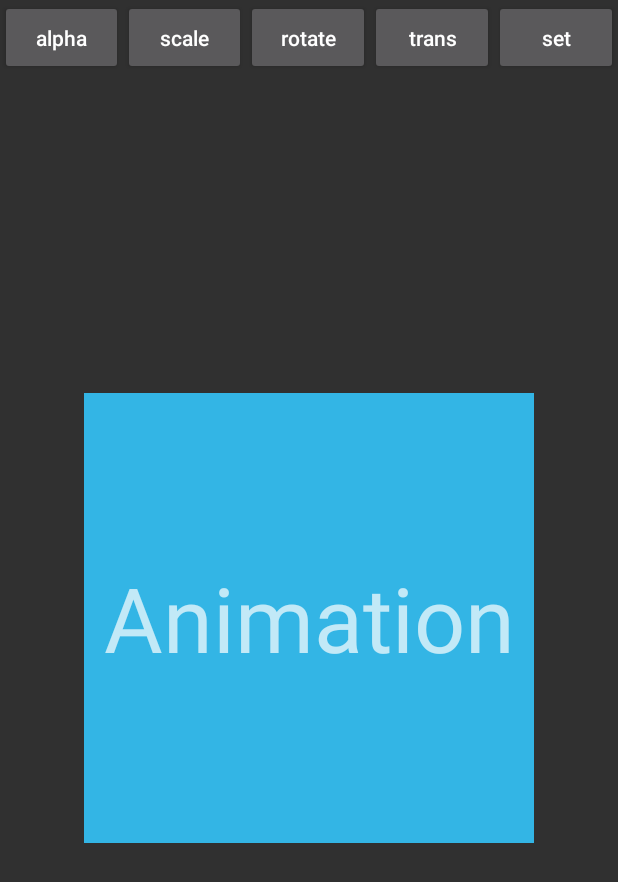
After one commit to knguyen74/KennyDemo, an Android app: the AnimationActivity screen opened directly, with no data from a screen before it, on a phone screen of 412 x 824 dp. The commit adds this screen. Shown: the top 882 px of the screen. Run offline under Robolectric (Android 15) with nearby library versions, the phone set to English and light mode, and no system bars; our stand-ins replace ButterKnife.

Commit message:
animation

```diff
--- a/app/src/main/AndroidManifest.xml
+++ b/app/src/main/AndroidManifest.xml
@@ -32,7 +32,8 @@
         <activity
             android:name=".ActivityD"
             android:launchMode="singleInstance" />
-        <activity android:name=".TimerActivity"></activity>
+        <activity android:name=".TimerActivity" />
+        <activity android:name=".AnimationActivity"></activity>
     </application>
 
 </manifest>
--- /dev/null
+++ b/app/src/main/java/com/example/kenny/kennydemo/AnimationActivity.java
@@ -0,0 +1,67 @@
+package com.example.kenny.kennydemo;
+
+import android.support.v7.app.AppCompatActivity;
+import android.os.Bundle;
+import android.view.View;
+import android.view.animation.Animation;
+import android.view.animation.AnimationUtils;
+import android.widget.TextView;
+
+import butterknife.BindView;
+import butterknife.ButterKnife;
+import butterknife.OnClick;
+
+public class AnimationActivity extends BaseActivity {
+    private Animation alphaAnimation;
+    private Animation scaleAnimation;
+    private Animation rotateAnimation;
+    private Animation transAnimation;
+    private Animation setAnimation;
+
+    @Override
+    protected void onCreate(Bundle savedInstanceState) {
+        super.onCreate(savedInstanceState);
+        setContentView(R.layout.activity_animation);
+        ButterKnife.bind(this);
+        initialAnimation();
+        tv.setOnClickListener(new View.OnClickListener(){
+            @Override
+            public void onClick(View v) {
+                toastShort("click");
+            }
+        });
+    }
+
+    private void initialAnimation() {
+        alphaAnimation = AnimationUtils.loadAnimation(this,R.anim.anim_alpha);
+        scaleAnimation = AnimationUtils.loadAnimation(this,R.anim.anim_scale);
+        rotateAnimation = AnimationUtils.loadAnimation(this,R.anim.anim_rotate);
+        transAnimation = AnimationUtils.loadAnimation(this,R.anim.anim_trans);
+        setAnimation = AnimationUtils.loadAnimation(this,R.anim.anim_set);
+
+    }
+
+    @BindView(R.id.anim_tv)
+    TextView tv;
+
+    @OnClick(R.id.anim_alpha)
+    public void alpha(){
+        tv.startAnimation(alphaAnimation);
+    }
+    @OnClick(R.id.anim_scale)
+    public void scale(){
+        tv.startAnimation(scaleAnimation);
+    }
+    @OnClick(R.id.anim_rotate)
+    public void rotate(){
+        tv.startAnimation(rotateAnimation);
+    }
+    @OnClick(R.id.anim_trans)
+    public void trans(){
+        tv.startAnimation(transAnimation);
+    }
+    @OnClick(R.id.anim_set)
+    public void set(){
+        tv.startAnimation(setAnimation);
+    }
+}
--- a/app/src/main/java/com/example/kenny/kennydemo/DialogActivity.java
+++ b/app/src/main/java/com/example/kenny/kennydemo/DialogActivity.java
@@ -27,9 +27,8 @@ public class DialogActivity extends BaseActivity{
     private final int DIALOG=12345;
 
     Handler mHandler= new Handler() {
-
-        //@Override
-        public void handlerMessage(Message msg) {
+        @Override
+        public void handleMessage(Message msg) {
             switch (msg.what) {
                 case DIALOG:
                     Bundle bundle = msg.getData();
@@ -37,7 +36,6 @@ public class DialogActivity extends BaseActivity{
                     toastShort("Dialog Message: " + s);
                     break;
                 default:
-
             }
             super.handleMessage(msg);
         }
--- a/app/src/main/java/com/example/kenny/kennydemo/MainActivity.java
+++ b/app/src/main/java/com/example/kenny/kennydemo/MainActivity.java
@@ -32,6 +32,13 @@ public class MainActivity extends BaseActivity {
     @OnClick(R.id.main_timer_bt)
     public void buttonTimerClick(){
         Intent intent = new Intent(this, TimerActivity.class);
+        startActivity(intent);
+        //toActivity(DialogActivity.class);
+    }
+
+    @OnClick(R.id.animation_bt)
+    public void buttonAnimationClick(){
+        Intent intent = new Intent(this, AnimationActivity.class);
         startActivity(intent);
         //toActivity(DialogActivity.class);
     }
--- /dev/null
+++ b/app/src/main/res/anim/anim_alpha.xml
@@ -0,0 +1,34 @@
+<?xml version="1.0" encoding="utf-8"?>
+<alpha xmlns:android="http://schemas.android.com/apk/res/android"
+    android:fromAlpha="1.0"
+    android:toAlpha="0.1"
+    android:duration="2000"
+    android:fillBefore="true"
+    android:interpolator="@android:anim/accelerate_interpolator">
+</alpha>
+
+    <!--  alpha animation
+            float：
+                fromAlpha:  start
+                toAlpha:   end
+
+                0.0 full transparent
+                1.0  non-transparent
+
+                duration: duration time(long)
+                scale: millisecond
+
+                fillAfter="true": stay at the last frame
+                fillBefore="true" stay at the first frame
+
+        Interpolator:
+            AccelerateDecelerateInterpolator   the rate of change starts and ends slowly but accelerates through the middle
+            AccelerateInterpolator             the rate of change starts out slowly and and then accelerates
+            AnticipateInterpolator             the change starts backward then flings forward
+            AnticipateOvershootInterpolator    the change starts backward then flings forward and overshoots the target value and finally goes back to the final value.
+            BounceInterpolator                 the change bounces at the end
+            CycleInterpolator                  Repeats the animation for a specified number of cycles. The rate of change follows a sinusoidal pattern.
+            DecelerateInterpolator             the rate of change starts out quickly and and then decelerates
+            LinearInterpolator                 the rate of change is constant
+            OvershootInterpolator              the change flings forward and overshoots the last value then comes back
+    -->
--- /dev/null
+++ b/app/src/main/res/anim/anim_rotate.xml
@@ -0,0 +1,10 @@
+<?xml version="1.0" encoding="utf-8"?>
+<rotate xmlns:android="http://schemas.android.com/apk/res/android"
+    android:fromDegrees="0"
+    android:toDegrees="650"
+    android:pivotX="50%"
+    android:pivotY="50%"
+    android:duration="3000"
+    android:fillBefore="true">
+
+</rotate>
--- /dev/null
+++ b/app/src/main/res/anim/anim_scale.xml
@@ -0,0 +1,12 @@
+<?xml version="1.0" encoding="utf-8"?>
+<scale xmlns:android="http://schemas.android.com/apk/res/android"
+    android:fromXScale="0.0"
+    android:toXScale="1.4"
+    android:fromYScale="0.0"
+    android:toYScale="1.4"
+    android:pivotX="50%"
+    android:pivotY="50%"
+    android:duration="700"
+    android:fillBefore="true"
+    android:repeatCount="1"
+    android:repeatMode="restart" />
--- /dev/null
+++ b/app/src/main/res/anim/anim_set.xml
@@ -0,0 +1,24 @@
+<?xml version="1.0" encoding="utf-8"?>
+<set xmlns:android="http://schemas.android.com/apk/res/android"
+    android:duration="3000"
+    android:fillAfter="true">
+
+    <alpha
+        android:fromAlpha="0.0"
+        android:toAlpha="1.0"/>
+
+    <scale
+        android:fromXScale="0.0"
+        android:toXScale="1.4"
+        android:fromYScale="0.0"
+        android:toYScale="1.4"
+        android:pivotX="50%"
+        android:pivotY="50%"/>
+
+    <rotate
+        android:fromDegrees="0"
+        android:toDegrees="720"
+        android:pivotX="50%"
+        android:pivotY="50%"/>
+
+</set>
--- /dev/null
+++ b/app/src/main/res/anim/anim_trans.xml
@@ -0,0 +1,9 @@
+<?xml version="1.0" encoding="utf-8"?>
+<translate xmlns:android="http://schemas.android.com/apk/res/android"
+    android:fromXDelta="0"
+    android:toXDelta="-80"
+    android:fromYDelta="0"
+    android:toYDelta="-80"
+    android:duration="2000"
+    android:fillBefore="true">
+</translate>
--- /dev/null
+++ b/app/src/main/res/layout/activity_animation.xml
@@ -0,0 +1,81 @@
+<?xml version="1.0" encoding="utf-8"?>
+<RelativeLayout xmlns:android="http://schemas.android.com/apk/res/android"
+    xmlns:tools="http://schemas.android.com/tools"
+    android:id="@+id/activity_animation"
+    android:layout_width="match_parent"
+    android:layout_height="match_parent"
+    tools:context="com.example.kenny.kennydemo.AnimationActivity">
+
+    <TextView
+        android:id="@+id/anim_tv"
+        android:layout_width="300dp"
+        android:layout_height="300dp"
+        android:textAlignment="center"
+        android:text="Animation"
+        android:textSize="60sp"
+        android:background="@android:color/holo_blue_light"
+        android:layout_centerInParent="true"
+        android:gravity="center"
+
+        />
+
+    <LinearLayout
+        android:layout_width="match_parent"
+        android:layout_height="60dp"
+        android:layout_alignParentTop="true"
+        android:orientation="horizontal"
+        >
+
+        <Button
+            android:id="@+id/anim_alpha"
+            android:layout_width="0dp"
+            android:layout_height="50dp"
+            android:gravity="center"
+            android:textAllCaps="false"
+            android:layout_weight="1"
+            android:text="alpha"
+            />
+        <Button
+            android:id="@+id/anim_scale"
+            android:layout_width="0dp"
+            android:layout_height="50dp"
+            android:gravity="center"
+            android:textAllCaps="false"
+            android:layout_weight="1"
+            android:text="scale"
+            />
+        <Button
+            android:id="@+id/anim_rotate"
+            android:layout_width="0dp"
+            android:layout_height="50dp"
+            android:gravity="center"
+            android:textAllCaps="false"
+            android:layout_weight="1"
+            android:text="rotate"
+            />
+        <Button
+            android:id="@+id/anim_trans"
+            android:layout_width="0dp"
+            android:layout_height="50dp"
+            android:gravity="center"
+            android:textAllCaps="false"
+            android:layout_weight="1"
+            android:text="trans"
+            />
+        <Button
+            android:id="@+id/anim_set"
+            android:layout_width="0dp"
+            android:layout_height="50dp"
+            android:gravity="center"
+            android:textAllCaps="false"
+            android:layout_weight="1"
+            android:text="set"
+            />
+
+
+
+
+    </LinearLayout>
+
+
+</RelativeLayout>
--- a/app/src/main/res/layout/activity_main.xml
+++ b/app/src/main/res/layout/activity_main.xml
@@ -89,6 +89,11 @@
         android:layout_below="@+id/titlebar"
         android:layout_above="@+id/toolbar"
         android:background="@color/white">
+
+        <LinearLayout
+            android:layout_width="match_parent"
+            android:layout_height="match_parent">
+
             <Button
                 android:id="@+id/main_timer_bt"
                 android:layout_width="100dp"
@@ -97,6 +102,16 @@
                 android:textAllCaps="false"
                 android:textSize="20sp"
                 />
+            <Button
+                android:id="@+id/animation_bt"
+                android:layout_width="130dp"
+                android:layout_height="60dp"
+                android:text="Animation"
+                android:textAllCaps="false"
+                android:textSize="20sp"
+                />
+
+        </LinearLayout>
 
     </FrameLayout>
 
```
Lines whose indentation alone changed are shown as unchanged.
